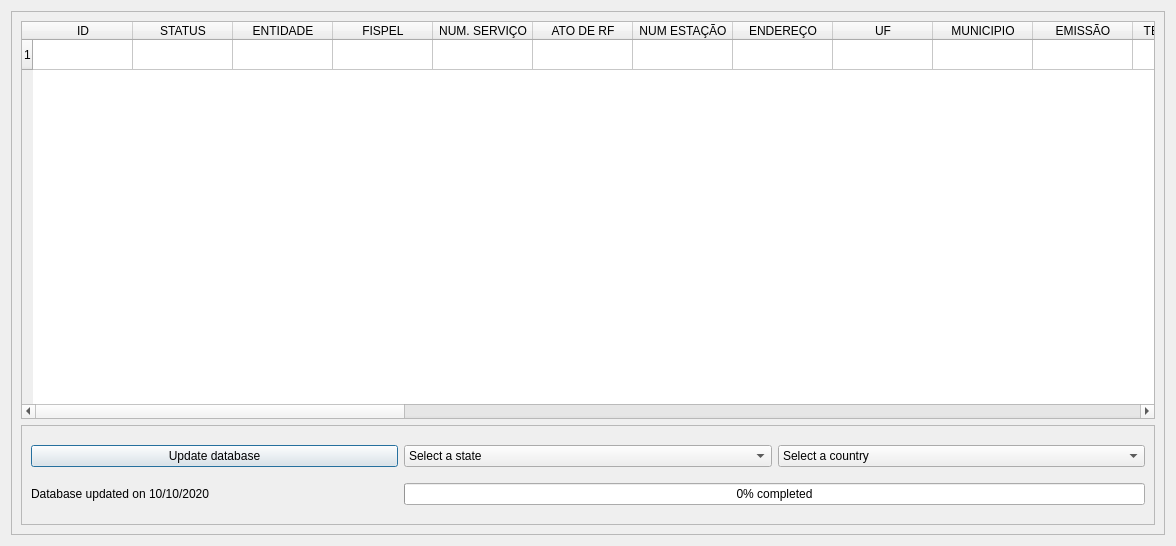
samuelterra22/Analysis-of-antenna-coverage, file src/main/python/views/anatel_dialog.ui: the form before one commit.
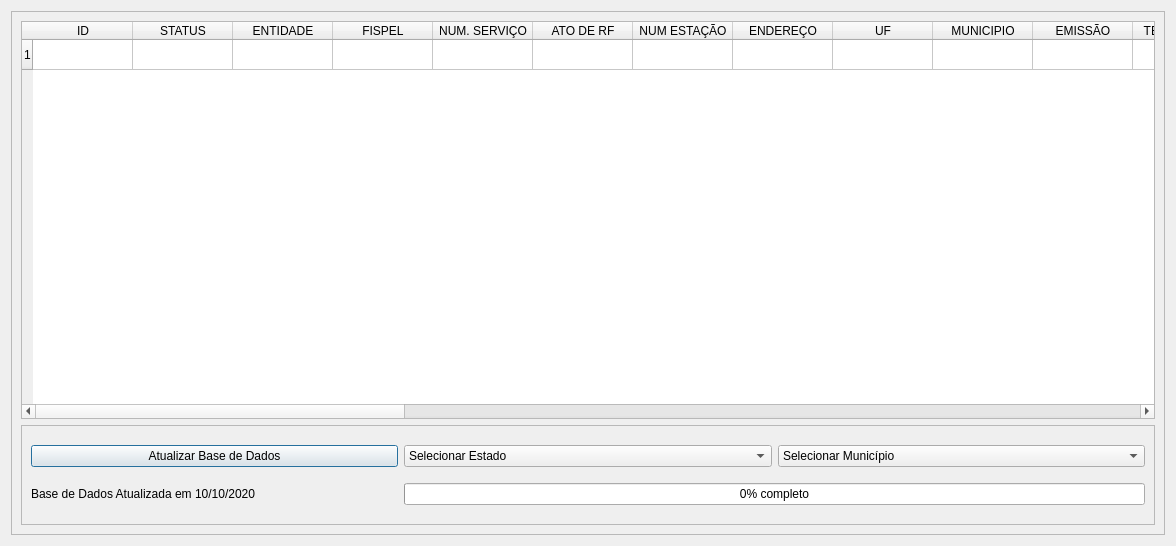
The form after the commit.

What changed in the file:
```diff
--- a/src/main/python/views/anatel_dialog.ui
+++ b/src/main/python/views/anatel_dialog.ui
@@ -394,14 +394,14 @@
          <item row="1" column="1">
           <widget class="QLabel" name="label_last_update">
            <property name="text">
-            <string>Database updated on 10/10/2020</string>
+            <string>Base de Dados Atualizada em 10/10/2020</string>
            </property>
           </widget>
          </item>
          <item row="0" column="1">
           <widget class="QPushButton" name="update_database_button">
            <property name="text">
-            <string>Update database</string>
+            <string>Atualizar Base de Dados</string>
            </property>
           </widget>
          </item>
@@ -415,7 +415,7 @@
            </property>
            <item>
             <property name="text">
-             <string>Select a state</string>
+             <string>Selecionar Estado</string>
             </property>
            </item>
           </widget>
@@ -426,7 +426,7 @@
             <number>0</number>
            </property>
            <property name="format">
-            <string>%p% completed</string>
+            <string>%p% completo</string>
            </property>
           </widget>
          </item>
@@ -437,7 +437,7 @@
            </property>
            <item>
             <property name="text">
-             <string>Select a country</string>
+             <string>Selecionar Município</string>
             </property>
            </item>
           </widget>
```
Left out of the diff: 2 changed lines with no effect on the pictures.
